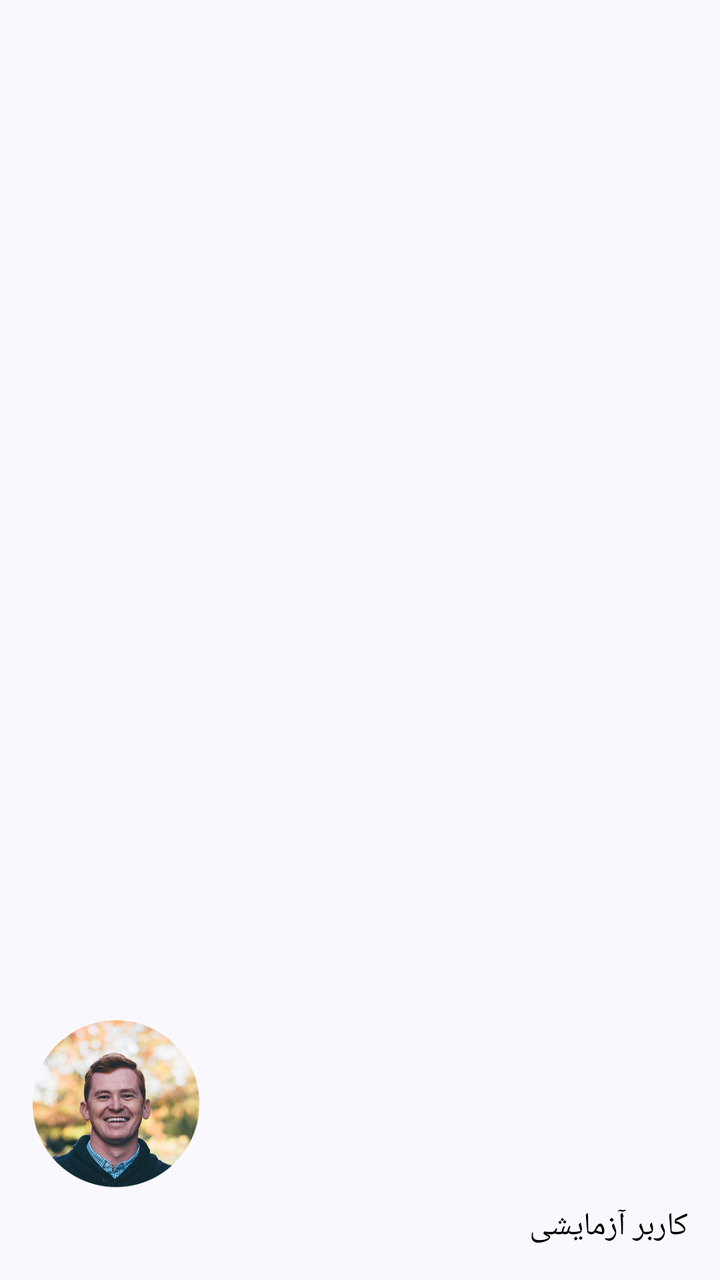
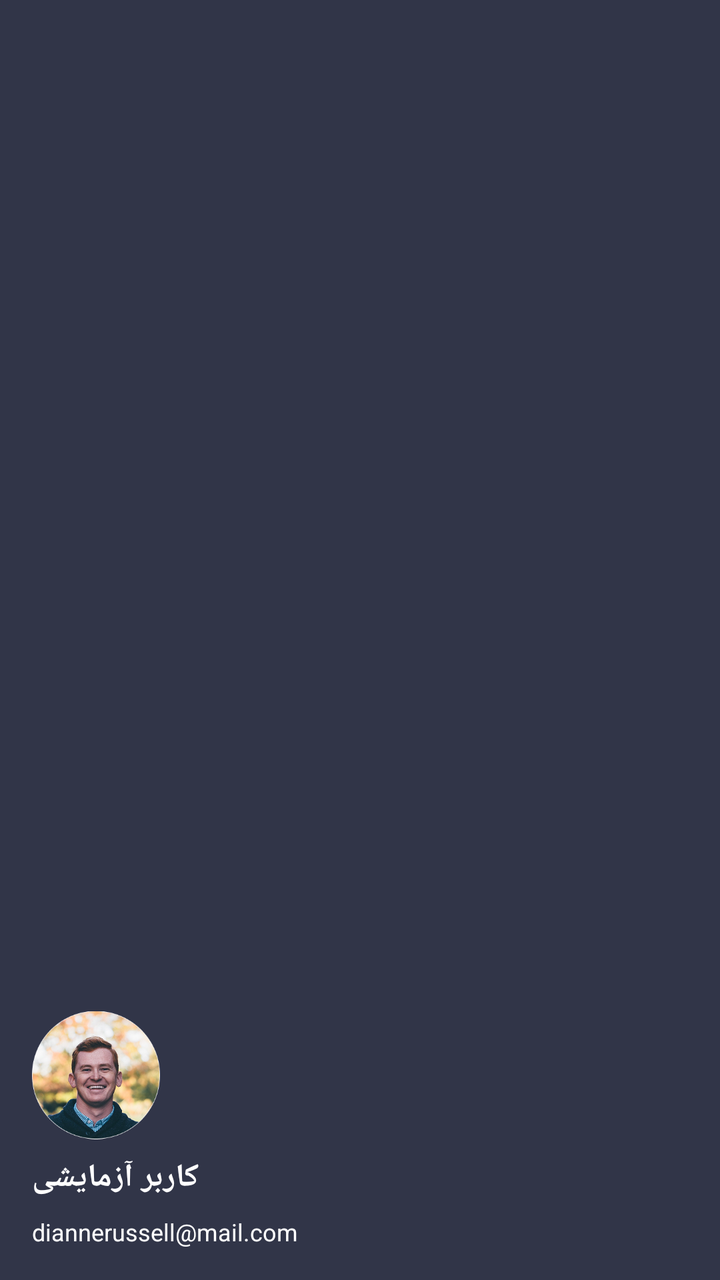

Two renders of the same Android screen: before a commit and after it. Below are the layout's source before the change and the commit's diff.
<!-- AndroidManifest.xml: application theme Theme.Iotequipment -->
<!-- res/layout/nav_header.xml -->
<?xml version="1.0" encoding="utf-8"?>
<LinearLayout
    xmlns:android="http://schemas.android.com/apk/res/android"
    android:orientation="vertical"
    android:layout_width="match_parent"
    android:layout_height="160dp"
    android:gravity="bottom"
    android:padding="16dp">

    <ImageView
        android:src="@drawable/ic_profile"
        android:layout_width="84dp"
        android:layout_height="85dp"
        android:contentDescription="User Image"
        />

    <TextView
        android:id="@+id/nav_header_name"
        android:layout_width="match_parent"
        android:layout_height="wrap_content"
        android:text="کاربر آزمایشی"
        android:textColor="#000000"
        android:textSize="16sp"
        android:layout_marginTop="8dp"/>
</LinearLayout>
<!-- resources referenced by this layout -->
<resources>
  <!-- drawable ic_profile: png bitmap (drawable, 126249 bytes) -->
  <style name="Theme.Iotequipment" parent="Base.Theme.Iotequipment" />
  <style name="Base.Theme.Iotequipment" parent="Theme.Material3.DayNight.NoActionBar">
          <item name="fontFamily">@font/iran_yekan_regular</item>
          
          
          <item name="colorPrimary">@color/md_theme_primary</item>
          <item name="android:colorBackground">@color/md_theme_background</item>
  
      </style>
  <color name="md_theme_primary">#0055EF</color>
  <color name="md_theme_background">#FAF8FF</color>
</resources>

<!-- the commit's change to res/layout/nav_header.xml (unified diff, before → after) -->
@@ -3,14 +3,15 @@
     xmlns:android="http://schemas.android.com/apk/res/android"
     android:orientation="vertical"
     android:layout_width="match_parent"
-    android:layout_height="160dp"
+    android:layout_height="180dp"
     android:gravity="bottom"
+    android:background="@color/md_theme_secondary_mediumContrast"
     android:padding="16dp">
 
     <ImageView
         android:src="@drawable/ic_profile"
-        android:layout_width="84dp"
-        android:layout_height="85dp"
+        android:layout_width="64dp"
+        android:layout_height="65dp"
         android:contentDescription="User Image"
         />
 
@@ -18,8 +19,20 @@
         android:id="@+id/nav_header_name"
         android:layout_width="match_parent"
         android:layout_height="wrap_content"
+        android:textDirection="ltr"
         android:text="کاربر آزمایشی"
-        android:textColor="#000000"
+        android:textColor="#FFFFFF"
+        android:textStyle="bold"
         android:textSize="16sp"
         android:layout_marginTop="8dp"/>
+
+    <TextView
+        android:id="@+id/nav_header_mail"
+        android:layout_width="match_parent"
+        android:layout_height="wrap_content"
+        android:textDirection="ltr"
+        android:text="diannerussell@mail.com"
+        android:textColor="#FFFFFF"
+        android:textSize="12sp"
+        android:layout_marginTop="8dp"/>
 </LinearLayout>
<!-- resource entries referenced after the edit -->
@@ -1,5 +1,6 @@
 <!-- resources referenced by this layout -->
 <resources>
+  <color name="md_theme_secondary_mediumContrast">#313548</color>
   <!-- drawable ic_profile: png bitmap (drawable, 126249 bytes) -->
   <style name="Theme.Iotequipment" parent="Base.Theme.Iotequipment" />
   <style name="Base.Theme.Iotequipment" parent="Theme.Material3.DayNight.NoActionBar">
